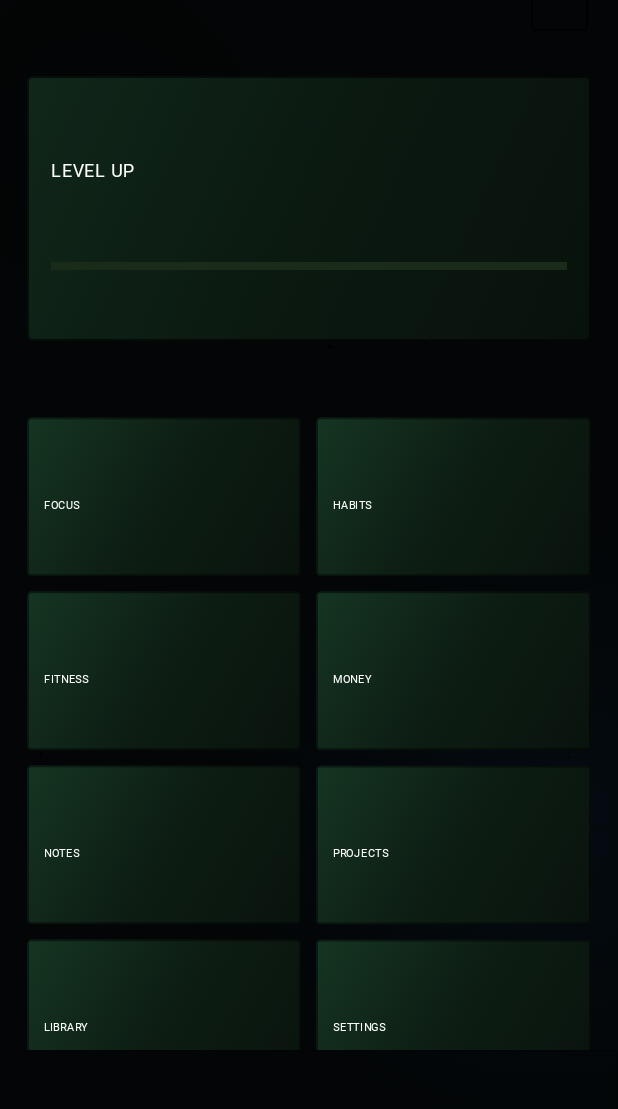
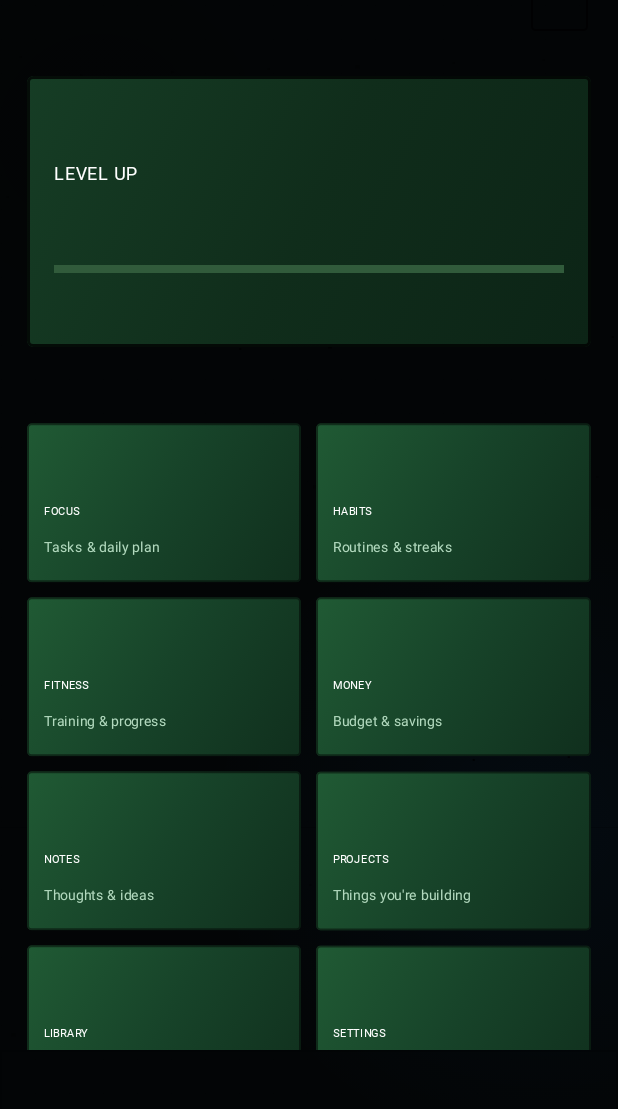
Before and after one commit to YatesV/Dash, an Android app built with Jetpack Compose: the screen it shows after launch (MainActivity), after a tap on "START", on a phone screen of 412 x 824 dp, the part 63-1172 px from its top. Run offline under Robolectric (Android 15) with nearby library versions, the phone set to English and light mode, and no system bars; Roboto replaces fonts that are not available here.

Commit message:
Increase dashboard surface brightness and green contrast

```diff
--- a/app/src/main/java/com/yates/dash/MainActivity.kt
+++ b/app/src/main/java/com/yates/dash/MainActivity.kt
@@ -65,7 +65,7 @@ private data class DashPalette(
     val neon: Color, val mint: Color, val dim: Color,
     val particles: Boolean = true, val scanlines: Boolean = true, val parallax: Boolean = true, val glow: Float = 1f
 )
-private val DefaultPalette = DashPalette("CYBER GREEN", Color(0xFF030506), Color(0xD9070C0A), Color(0xFF0A1715), Color(0xFF00FF72), Color(0xFF9DFFCD), Color(0xFF718C82))
+private val DefaultPalette = DashPalette("CYBER GREEN", Color(0xFF030506), Color(0xFF102719), Color(0xFF153522), Color(0xFF00FF72), Color(0xFF9DFFCD), Color(0xFF718C82))
 private val LocalPalette = androidx.compose.runtime.staticCompositionLocalOf { DefaultPalette }
 private val Void: Color @Composable get() = LocalPalette.current.background
 private val Panel: Color @Composable get() = LocalPalette.current.panel
@@ -203,7 +203,7 @@ private fun StartScreen(onStart: () -> Unit) {
             Box(
                 Modifier.fillMaxWidth().height(76.dp)
                     .shadow(pulse.dp, RoundedCornerShape(3.dp), ambientColor = palette.neon, spotColor = palette.neon)
-                    .background(Brush.horizontalGradient(listOf(palette.panel2, palette.neon.copy(alpha = 0.18f), palette.panel2)), RoundedCornerShape(3.dp))
+                    .background(Brush.horizontalGradient(listOf(Color(0xFF17472A), Color(0xFF0E2A19), Color(0xFF17472A))), RoundedCornerShape(3.dp))
                     .border(2.dp, palette.neon.copy(alpha = 0.75f + shimmer * 0.25f), RoundedCornerShape(3.dp))
                     .clickable(onClick = onStart),
                 contentAlignment = Alignment.Center
@@ -324,7 +324,7 @@ private fun HomePage(onNavigate: (String) -> Unit) {
                 PixelText("01", Neon, 16)
             }
             Spacer(Modifier.height(18.dp))
-            Box(Modifier.fillMaxWidth().height(5.dp).background(Color(0xFF1A2B19))) {
+            Box(Modifier.fillMaxWidth().height(5.dp).background(Color(0xFF315B3B))) {
                 Box(Modifier.fillMaxWidth(0.38f).fillMaxHeight().background(Neon))
             }
             Spacer(Modifier.height(7.dp))
@@ -366,7 +366,7 @@ private fun SectionTitle(title: String, detail: String) {
 @Composable
 private fun NeonPanel(modifier: Modifier = Modifier, content: @Composable ColumnScope.() -> Unit) {
     val glow = LocalPalette.current.glow.coerceAtMost(1.5f)
-    Column(modifier.shadow((11f * glow).dp, RoundedCornerShape(4.dp), ambientColor = Neon.copy(alpha = 0.22f * glow), spotColor = Neon.copy(alpha = 0.18f * glow)).background(Brush.linearGradient(listOf(Color(0xFF102719), Color(0xFF0B1911), Color(0xFF08120C))), RoundedCornerShape(4.dp)).border(1.dp, Neon.copy(alpha = (0.62f * glow).coerceIn(0.28f, 0.9f)), RoundedCornerShape(4.dp)).padding(16.dp), content = content)
+    Column(modifier.shadow((14f * glow).dp, RoundedCornerShape(4.dp), ambientColor = Neon.copy(alpha = 0.30f * glow), spotColor = Neon.copy(alpha = 0.24f * glow)).background(Brush.linearGradient(listOf(Color(0xFF163D25), Color(0xFF102D1B), Color(0xFF0C2416))), RoundedCornerShape(4.dp)).border(1.5.dp, Neon.copy(alpha = (0.78f * glow).coerceIn(0.42f, 1f)), RoundedCornerShape(4.dp)).padding(18.dp), content = content)
 }
 
 @Composable
@@ -379,7 +379,7 @@ private fun ModuleCard(module: Module, modifier: Modifier = Modifier, onClick: (
     Column(modifier.height(106.dp)
         .graphicsLayer { translationY = floatY }
         .shadow((10f * glow).dp, RoundedCornerShape(3.dp), ambientColor = Neon.copy(alpha = alpha * 0.34f * glow.coerceAtMost(1.5f)), spotColor = Neon.copy(alpha = alpha * 0.30f * glow.coerceAtMost(1.5f)))
-        .background(Brush.linearGradient(listOf(Color(0xFF153522), Color(0xFF0D1D13), Color(0xFF09130D))), RoundedCornerShape(3.dp))
+        .background(Brush.linearGradient(listOf(Color(0xFF205A34), Color(0xFF174329), Color(0xFF102F1D))), RoundedCornerShape(3.dp))
         .border(1.dp, Neon.copy(alpha = if (pressed) 1f else maxOf(alpha, 0.48f)), RoundedCornerShape(3.dp))
         .clickable { pressed = !pressed; onClick() }.padding(11.dp), verticalArrangement = Arrangement.SpaceBetween) {
         Row(Modifier.fillMaxWidth(), horizontalArrangement = Arrangement.SpaceBetween, verticalAlignment = Alignment.CenterVertically) {
@@ -389,7 +389,7 @@ private fun ModuleCard(module: Module, modifier: Modifier = Modifier, onClick: (
         Column {
             PixelText(module.title, Color.White, 7)
             Spacer(Modifier.height(5.dp))
-            Text(module.subtitle, color = Dim, fontSize = 9.sp, maxLines = 1)
+            Text(module.subtitle, color = Color(0xFFB2D9BE), fontSize = 9.sp, maxLines = 1)
         }
     }
 }
```
